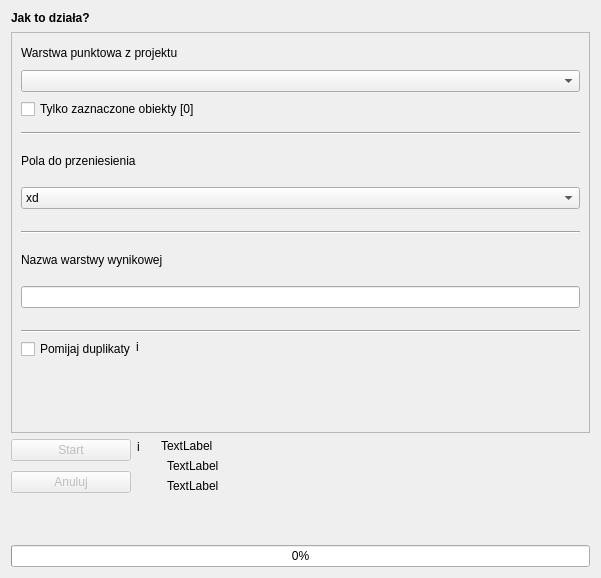
Above: gissupport_plugin/modules/uldk/modules/point_layer_import/main_base.ui from gis-support/gis-support-plugin before the change. Below: the same form after it.
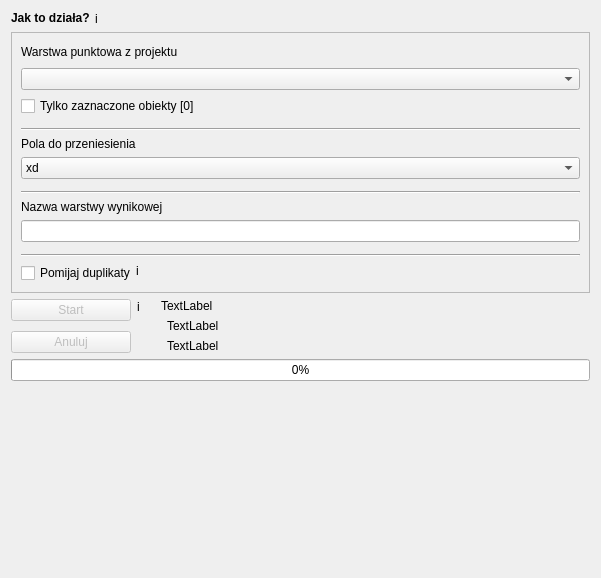
That is the form after the change. Custom widgets are drawn as their Qt base class.

```diff
--- a/gissupport_plugin/modules/uldk/modules/point_layer_import/main_base.ui
+++ b/gissupport_plugin/modules/uldk/modules/point_layer_import/main_base.ui
@@ -27,6 +27,55 @@
   </property>
   <layout class="QVBoxLayout" name="verticalLayout">
    <item>
+    <widget class="QFrame" name="frame_how_it_works">
+     <property name="frameShape">
+      <enum>QFrame::NoFrame</enum>
+     </property>
+     <property name="frameShadow">
+      <enum>QFrame::Raised</enum>
+     </property>
+     <property name="lineWidth">
+      <number>0</number>
+     </property>
+     <layout class="QFormLayout" name="formLayout_3">
+      <property name="horizontalSpacing">
+       <number>5</number>
+      </property>
+      <property name="verticalSpacing">
+       <number>0</number>
+      </property>
+      <property name="leftMargin">
+       <number>0</number>
+      </property>
+      <property name="topMargin">
+       <number>0</number>
+      </property>
+      <property name="rightMargin">
+       <number>0</number>
+      </property>
+      <property name="bottomMargin">
+       <number>0</number>
+      </property>
+      <item row="0" column="1">
+       <widget class="QLabel" name="label_info_icon">
+        <property name="maximumSize">
+         <size>
+          <width>15</width>
+          <height>15</height>
+         </size>
+        </property>
+        <property name="toolTip">
+         <string/>
+        </property>
+        <property name="text">
+         <string>i</string>
+        </property>
+        <property name="scaledContents">
+         <bool>true</bool>
+        </property>
+       </widget>
+      </item>
+      <item row="0" column="0">
     <widget class="QLabel" name="label_info">
      <property name="maximumSize">
       <size>
@@ -48,6 +97,9 @@
      </property>
     </widget>
    </item>
+     </layout>
+    </widget>
+   </item>
    <item>
     <widget class="QFrame" name="frame">
      <property name="sizePolicy">
@@ -477,6 +529,19 @@
      </property>
     </widget>
    </item>
+   <item>
+    <spacer name="verticalSpacer">
+     <property name="orientation">
+      <enum>Qt::Vertical</enum>
+     </property>
+     <property name="sizeHint" stdset="0">
+      <size>
+       <width>20</width>
+       <height>40</height>
+      </size>
+     </property>
+    </spacer>
+   </item>
   </layout>
  </widget>
  <customwidgets>
```
Left out of the diff: 2 changed lines with no effect on the pictures. Lines whose indentation alone changed are shown as unchanged.
